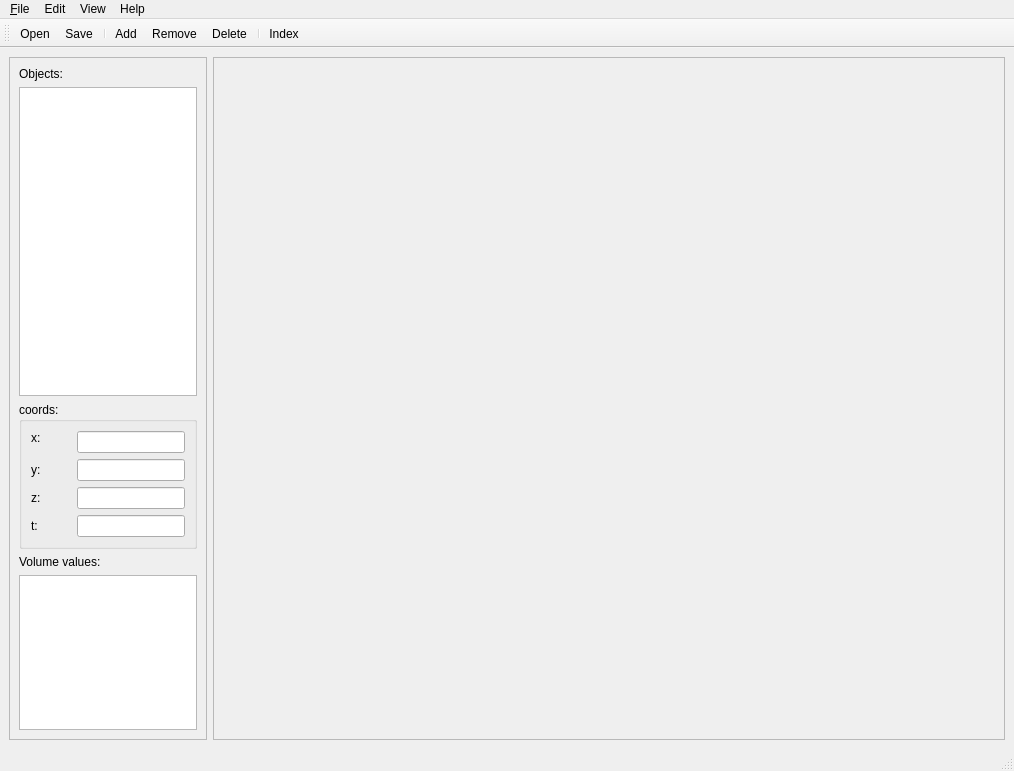
Before: the Qt Designer form anatomist-gpl/pyanatomist/share/anasimpleviewer/anasimpleviewer-qt4.ui in m9h/insula, drawn with Qt 5.
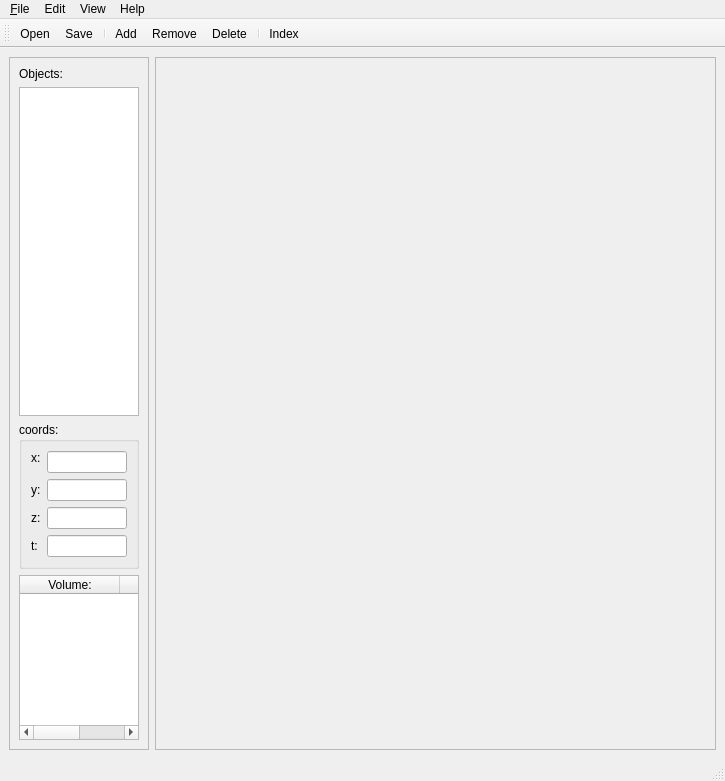
After: the same form once the commit is applied. Icons and pictures are not drawn.

Commit message: porting anasimpleviewer to Qt4 done

What changed in the file:
```diff
--- a/anatomist-gpl/pyanatomist/share/anasimpleviewer/anasimpleviewer-qt4.ui
+++ b/anatomist-gpl/pyanatomist/share/anasimpleviewer/anasimpleviewer-qt4.ui
@@ -1,13 +1,13 @@
 <?xml version="1.0" encoding="UTF-8"?>
 <ui version="4.0">
  <class>MainWindow</class>
- <widget class="QMainWindow" name="MainWindow">
-  <property name="geometry">
+ <widget class="QMainWindow" name="MainWindow" >
+  <property name="geometry" >
    <rect>
     <x>0</x>
     <y>0</y>
-    <width>1014</width>
-    <height>771</height>
+    <width>725</width>
+    <height>781</height>
    </rect>
   </property>
   <property name="sizePolicy">
@@ -23,12 +23,12 @@
    <iconset>
     <normaloff>../../../../../../anatomist-free/branches/stable/shared/icons/anatomist.ico</normaloff>../../../../../../anatomist-free/branches/stable/shared/icons/anatomist.ico</iconset>
   </property>
-  <widget class="QWidget" name="centralwidget">
-   <layout class="QHBoxLayout" name="horizontalLayout_2">
+  <widget class="QWidget" name="centralwidget" >
+   <layout class="QHBoxLayout" >
     <item>
-     <widget class="QFrame" name="frame">
-      <property name="sizePolicy">
-       <sizepolicy hsizetype="Preferred" vsizetype="Preferred">
+     <widget class="QFrame" name="frame" >
+      <property name="sizePolicy" >
+       <sizepolicy vsizetype="Preferred" hsizetype="Preferred" >
         <horstretch>1</horstretch>
         <verstretch>0</verstretch>
        </sizepolicy>
@@ -39,18 +39,18 @@
       <property name="frameShadow">
        <enum>QFrame::Raised</enum>
       </property>
-      <layout class="QVBoxLayout" name="verticalLayout">
+      <layout class="QVBoxLayout" >
        <item>
-        <widget class="QLabel" name="label">
-         <property name="text">
+        <widget class="QLabel" name="label" >
+         <property name="text" >
           <string>Objects:</string>
          </property>
         </widget>
        </item>
        <item>
-        <widget class="QListWidget" name="objectslist">
-         <property name="sizePolicy">
-          <sizepolicy hsizetype="Expanding" vsizetype="Expanding">
+        <widget class="QListWidget" name="objectslist" >
+         <property name="sizePolicy" >
+          <sizepolicy vsizetype="Expanding" hsizetype="Expanding" >
            <horstretch>0</horstretch>
            <verstretch>2</verstretch>
           </sizepolicy>
@@ -58,9 +58,9 @@
         </widget>
        </item>
        <item>
-        <widget class="QGroupBox" name="groupBox">
-         <property name="sizePolicy">
-          <sizepolicy hsizetype="Preferred" vsizetype="Fixed">
+        <widget class="QGroupBox" name="groupBox" >
+         <property name="sizePolicy" >
+          <sizepolicy vsizetype="Fixed" hsizetype="Preferred" >
            <horstretch>0</horstretch>
            <verstretch>1</verstretch>
           </sizepolicy>
@@ -68,10 +68,10 @@
          <property name="title">
           <string>coords:</string>
          </property>
-         <layout class="QGridLayout" name="gridLayout">
-          <item row="0" column="0">
-           <widget class="QLabel" name="infoLabel">
-            <property name="text">
+         <layout class="QGridLayout" >
+          <item row="0" column="0" >
+           <widget class="QLabel" name="infoLabel" >
+            <property name="text" >
              <string>x:</string>
             </property>
             <property name="alignment">
@@ -79,12 +79,12 @@
             </property>
            </widget>
           </item>
-          <item row="0" column="1">
-           <spacer name="horizontalSpacer">
-            <property name="orientation">
+          <item row="0" column="1" >
+           <spacer>
+            <property name="orientation" >
              <enum>Qt::Horizontal</enum>
             </property>
-            <property name="sizeHint" stdset="0">
+            <property name="sizeHint" >
              <size>
               <width>11</width>
               <height>20</height>
@@ -92,22 +92,22 @@
             </property>
            </spacer>
           </item>
-          <item row="0" column="2">
-           <widget class="QLineEdit" name="coordXEdit"/>
+          <item row="0" column="2" >
+           <widget class="QLineEdit" name="coordXEdit" />
           </item>
-          <item row="1" column="0">
-           <widget class="QLabel" name="label_2">
-            <property name="text">
+          <item row="1" column="0" >
+           <widget class="QLabel" name="label_2" >
+            <property name="text" >
              <string>y:</string>
             </property>
            </widget>
           </item>
-          <item row="1" column="1">
-           <spacer name="horizontalSpacer_2">
-            <property name="orientation">
+          <item row="1" column="1" >
+           <spacer>
+            <property name="orientation" >
              <enum>Qt::Horizontal</enum>
             </property>
-            <property name="sizeHint" stdset="0">
+            <property name="sizeHint" >
              <size>
               <width>11</width>
               <height>20</height>
@@ -115,22 +115,22 @@
             </property>
            </spacer>
           </item>
-          <item row="1" column="2">
-           <widget class="QLineEdit" name="coordYEdit"/>
+          <item row="1" column="2" >
+           <widget class="QLineEdit" name="coordYEdit" />
           </item>
-          <item row="2" column="0">
-           <widget class="QLabel" name="label_3">
-            <property name="text">
+          <item row="2" column="0" >
+           <widget class="QLabel" name="label_3" >
+            <property name="text" >
              <string>z:</string>
             </property>
            </widget>
           </item>
-          <item row="2" column="1">
-           <spacer name="horizontalSpacer_3">
-            <property name="orientation">
+          <item row="2" column="1" >
+           <spacer>
+            <property name="orientation" >
              <enum>Qt::Horizontal</enum>
             </property>
-            <property name="sizeHint" stdset="0">
+            <property name="sizeHint" >
              <size>
               <width>11</width>
               <height>20</height>
@@ -138,22 +138,22 @@
             </property>
            </spacer>
           </item>
-          <item row="2" column="2">
-           <widget class="QLineEdit" name="coordZEdit"/>
+          <item row="2" column="2" >
+           <widget class="QLineEdit" name="coordZEdit" />
           </item>
-          <item row="3" column="0">
-           <widget class="QLabel" name="label_4">
-            <property name="text">
+          <item row="3" column="0" >
+           <widget class="QLabel" name="label_4" >
+            <property name="text" >
              <string>t:</string>
             </property>
            </widget>
           </item>
-          <item row="3" column="1">
-           <spacer name="horizontalSpacer_4">
-            <property name="orientation">
+          <item row="3" column="1" >
+           <spacer>
+            <property name="orientation" >
              <enum>Qt::Horizontal</enum>
             </property>
-            <property name="sizeHint" stdset="0">
+            <property name="sizeHint" >
              <size>
               <width>11</width>
               <height>20</height>
@@ -161,36 +161,39 @@
             </property>
            </spacer>
           </item>
-          <item row="3" column="2">
-           <widget class="QLineEdit" name="coordTEdit"/>
+          <item row="3" column="2" >
+           <widget class="QLineEdit" name="coordTEdit" />
           </item>
          </layout>
         </widget>
        </item>
        <item>
-        <widget class="QLabel" name="label_5">
-         <property name="text">
-          <string>Volume values:</string>
-         </property>
-        </widget>
-       </item>
-       <item>
-        <widget class="QListWidget" name="volumesBox">
-         <property name="sizePolicy">
-          <sizepolicy hsizetype="Expanding" vsizetype="Expanding">
+        <widget class="QTableWidget" name="volumesBox" >
+         <property name="sizePolicy" >
+          <sizepolicy vsizetype="Expanding" hsizetype="Expanding" >
            <horstretch>0</horstretch>
            <verstretch>1</verstretch>
           </sizepolicy>
          </property>
+         <column>
+          <property name="text" >
+           <string>Volume:</string>
+          </property>
+         </column>
+         <column>
+          <property name="text" >
+           <string>Value:</string>
+          </property>
+         </column>
         </widget>
        </item>
       </layout>
      </widget>
     </item>
     <item>
-     <widget class="QFrame" name="windows">
-      <property name="sizePolicy">
-       <sizepolicy hsizetype="Preferred" vsizetype="Preferred">
+     <widget class="QFrame" name="windows" >
+      <property name="sizePolicy" >
+       <sizepolicy vsizetype="Preferred" hsizetype="Preferred" >
         <horstretch>4</horstretch>
         <verstretch>0</verstretch>
        </sizepolicy>
@@ -205,49 +208,49 @@
     </item>
    </layout>
   </widget>
-  <widget class="QMenuBar" name="menubar">
-   <property name="geometry">
+  <widget class="QMenuBar" name="menubar" >
+   <property name="geometry" >
     <rect>
      <x>0</x>
      <y>0</y>
-     <width>1014</width>
-     <height>28</height>
+     <width>725</width>
+     <height>24</height>
     </rect>
    </property>
-   <widget class="QMenu" name="menu_File">
-    <property name="title">
+   <widget class="QMenu" name="menu_File" >
+    <property name="title" >
      <string>&amp;File</string>
     </property>
     <addaction name="fileOpenAction"/>
     <addaction name="fileSaveAction"/>
     <addaction name="fileExitAction"/>
    </widget>
-   <widget class="QMenu" name="menuEdit">
-    <property name="title">
+   <widget class="QMenu" name="menuEdit" >
+    <property name="title" >
      <string>Edit</string>
     </property>
     <addaction name="editAddAction"/>
     <addaction name="editRemoveAction"/>
     <addaction name="editDeleteAction"/>
    </widget>
-   <widget class="QMenu" name="menuHelp">
-    <property name="title">
+   <widget class="QMenu" name="menuHelp" >
+    <property name="title" >
      <string>Help</string>
     </property>
     <addaction name="helpIndexAction"/>
     <addaction name="separator"/>
     <addaction name="helpAbout"/>
    </widget>
-   <widget class="QMenu" name="menuView">
-    <property name="title">
+   <widget class="QMenu" name="menuView" >
+    <property name="title" >
      <string>View</string>
     </property>
     <addaction name="viewEnable_Volume_RenderingAction"/>
    </widget>
-   <addaction name="menu_File"/>
-   <addaction name="menuEdit"/>
-   <addaction name="menuView"/>
-   <addaction name="menuHelp"/>
+   <addaction name="menu_File" />
+   <addaction name="menuEdit" />
+   <addaction name="menuView" />
+   <addaction name="menuHelp" />
   </widget>
   <widget class="QStatusBar" name="statusbar"/>
   <widget class="QToolBar" name="toolBar">
@@ -260,14 +263,14 @@
    <attribute name="toolBarBreak">
     <bool>false</bool>
    </attribute>
-   <addaction name="fileOpenAction"/>
-   <addaction name="fileSaveAction"/>
-   <addaction name="separator"/>
-   <addaction name="editAddAction"/>
-   <addaction name="editRemoveAction"/>
-   <addaction name="editDeleteAction"/>
-   <addaction name="separator"/>
-   <addaction name="helpIndexAction"/>
+   <addaction name="fileOpenAction" />
+   <addaction name="fileSaveAction" />
+   <addaction name="separator" />
+   <addaction name="editAddAction" />
+   <addaction name="editRemoveAction" />
+   <addaction name="editDeleteAction" />
+   <addaction name="separator" />
+   <addaction name="helpIndexAction" />
   </widget>
   <action name="fileOpenAction">
    <property name="icon">
```
Left out of the diff: 124 changed lines with no effect on the pictures. The commit also changes 1 other file.
